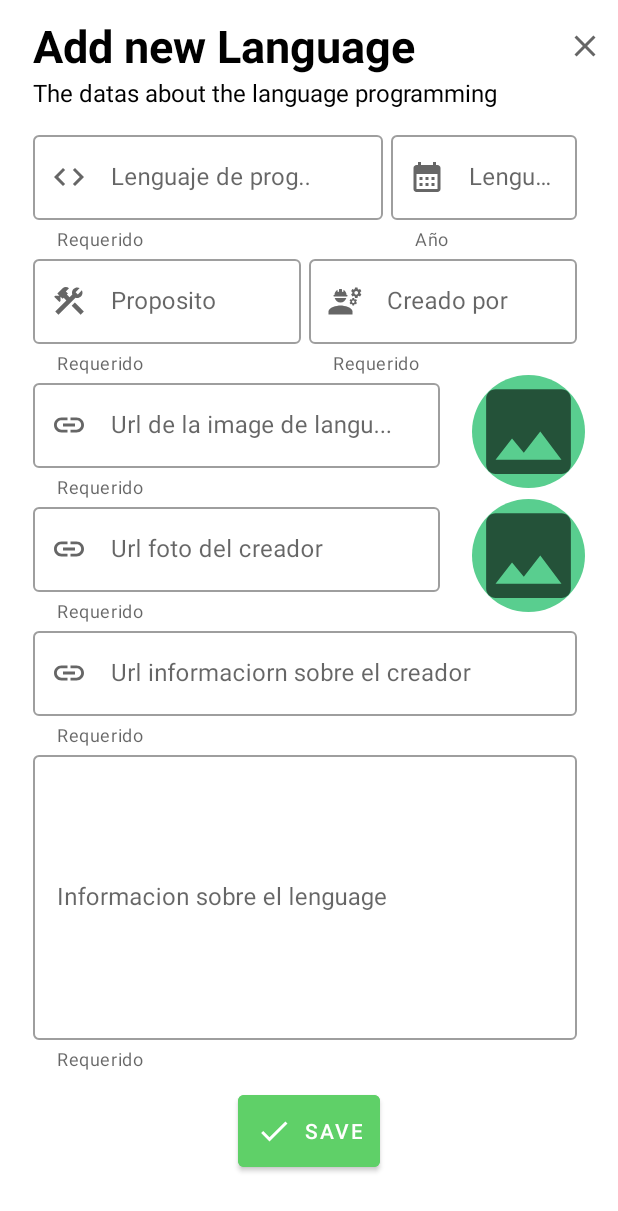
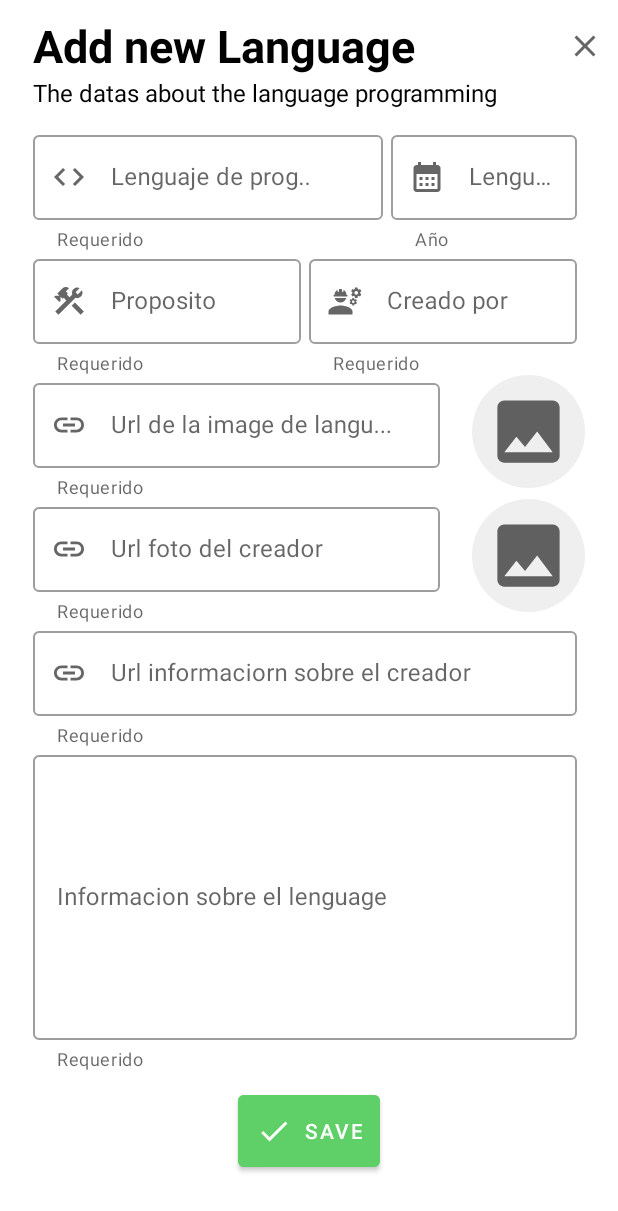
Before and after one commit to EduardoAlonso73/InfoProgrammingLang, an Android app: the screen it shows after launch (MainActivity), after a tap on "botton for add datas", on a phone screen of 412 x 824 dp. Shown: the top 1211 px of the screen. Run offline under Robolectric (Android 15) with nearby library versions, the phone set to English and light mode, and no system bars; our stand-ins replace Room's generated code; libraries missing offline, so code that uses them is left out: org.jetbrains.anko; 1 statement that could not run was skipped.

Commit message:
We add padding and size to the borde_radius xml

```diff
--- a/app/src/main/res/drawable/border_radius.xml
+++ b/app/src/main/res/drawable/border_radius.xml
@@ -1,5 +1,7 @@
 <?xml version="1.0" encoding="utf-8"?>
 <shape xmlns:android="http://schemas.android.com/apk/res/android">
-    <solid android:color="#59CE8F" />
+    <solid android:color="#EFEFEF" />
+    <size android:height="150dp" android:width="150dp"/>
+<padding android:bottom="10dp" android:top="10dp" android:right="10dp" android:left="10dp"/>
     <corners android:radius="300dp" />
 </shape>
```
